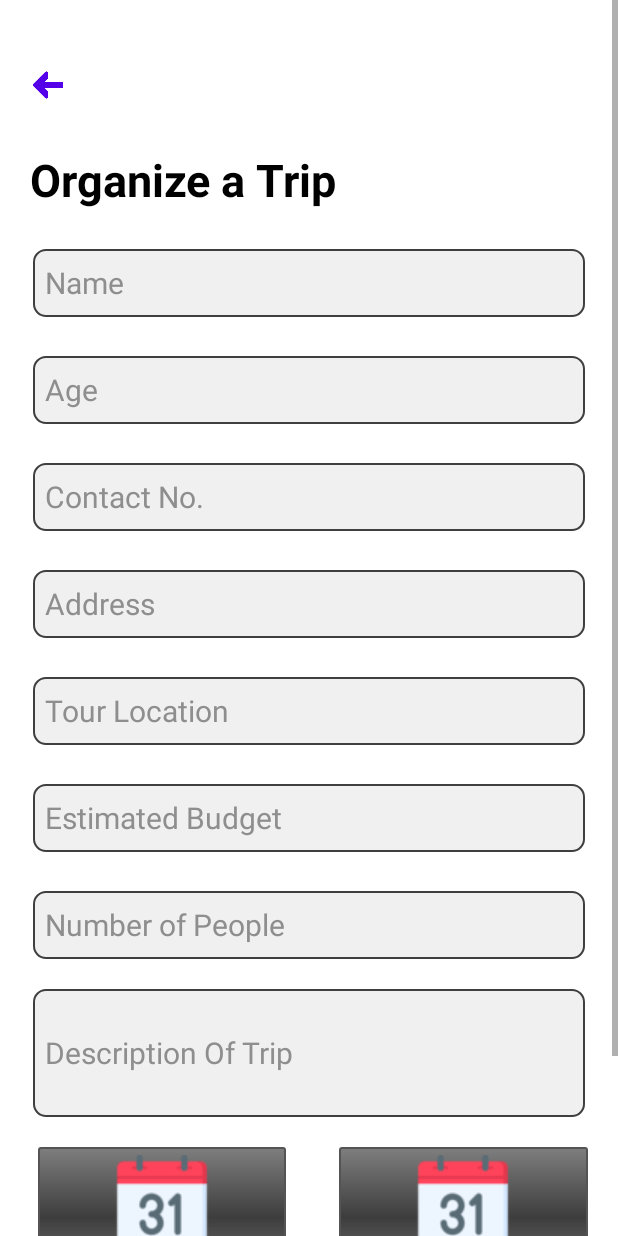
After one commit to sksinha2410/ExploreEase, an Android app built with Jetpack Compose: the AddTripActivity screen opened directly, with no data from a screen before it, on a phone screen of 412 x 824 dp. The commit adds this screen. Run offline under Robolectric (Android 15) with nearby library versions, the phone set to English and light mode, and no system bars; our stand-ins replace Firebase (no records; nobody signed in at launch, a user with empty details on screens opened directly), sdp/ssp sizes.

Commit message:
Trip Organize backend completed

```diff
--- /dev/null
+++ b/app/src/main/java/com/sksinha2410/exploreease/Activities/AddTripActivity.kt
@@ -0,0 +1,106 @@
+package com.sksinha2410.exploreease.Activities
+
+import android.annotation.SuppressLint
+import android.app.DatePickerDialog
+import android.os.Bundle
+import android.widget.Button
+import android.widget.EditText
+import android.widget.TextView
+import androidx.activity.enableEdgeToEdge
+import androidx.appcompat.app.AppCompatActivity
+import androidx.core.view.ViewCompat
+import androidx.core.view.WindowInsetsCompat
+import com.google.firebase.database.FirebaseDatabase
+import com.sksinha2410.exploreease.DataClass.Trips
+import com.sksinha2410.exploreease.R
+import java.text.SimpleDateFormat
+import java.util.Calendar
+import java.util.Locale
+
+class AddTripActivity : AppCompatActivity() {
+    val inputDateFormat = SimpleDateFormat("yyyy-MM-dd", Locale.getDefault())
+    private lateinit var start_date: TextView
+    private lateinit var end_date: TextView
+    private lateinit var etName: EditText
+    private lateinit var etAge: EditText
+    private lateinit var etContact: EditText
+    private lateinit var etAddress: EditText
+    private lateinit var tourLocation: EditText
+    private lateinit var budget: EditText
+    private lateinit var people: EditText
+    private lateinit var details: EditText
+    private lateinit var trip:Trips
+    private lateinit var button: Button
+    val dRef = FirebaseDatabase.getInstance().getReference("Trips")
+    @SuppressLint("MissingInflatedId")
+    override fun onCreate(savedInstanceState: Bundle?) {
+        super.onCreate(savedInstanceState)
+        setContentView(R.layout.activity_add_trip)
+        trip = Trips()
+        start_date = findViewById(R.id.startdate)
+        end_date = findViewById(R.id.enddate)
+        etName = findViewById(R.id.etName)
+        etAge = findViewById(R.id.etAge)
+        details = findViewById(R.id.description)
+        etContact = findViewById(R.id.etContact)
+        etAddress = findViewById(R.id.etAddress)
+        tourLocation = findViewById(R.id.tourLocation)
+        budget = findViewById(R.id.budget)
+        people = findViewById(R.id.people)
+        button = findViewById(R.id.btnRegister)
+        start_date.setOnClickListener{
+            showDatePickerDialog("start")
+        }
+        end_date.setOnClickListener{
+            showDatePickerDialog("end")
+        }
+        button.setOnClickListener {
+            trip.name = etName.text.toString()
+            trip.age = etAge.text.toString()
+            trip.contact = etContact.text.toString()
+            trip.address = etAddress.text.toString()
+            trip.tour_location = tourLocation.text.toString()
+            trip.budget = budget.text.toString()
+            trip.people = people.text.toString()
+            trip.from = start_date.text.toString()
+            trip.to = end_date.text.toString()
+            trip.details = details.text.toString()
+
+            val calendar = Calendar.getInstance().timeInMillis.toString()
+            trip.tripId = calendar
+            dRef.child(calendar).setValue(trip)
+            finish()
+        }
+
+
+
+
+
+    }
+
+    private fun showDatePickerDialog(str:String) {
+        val currentDate = Calendar.getInstance()
+        val year = currentDate.get(Calendar.YEAR)
+        val month = currentDate.get(Calendar.MONTH)
+        val day = currentDate.get(Calendar.DAY_OF_MONTH)
+
+        val datePickerDialog = DatePickerDialog(
+            this,
+            { _, selectedYear, selectedMonth, selectedDay ->
+                val selectedDate = Calendar.getInstance()
+                selectedDate.set(selectedYear, selectedMonth, selectedDay)
+                if(str == "start"){
+                    start_date.text = getDateString(selectedDate)}else{
+                    end_date.text = getDateString(selectedDate)
+                    }
+            },
+            year,
+            month,
+            day
+        )
+        datePickerDialog.show()
+    }
+
+    private fun getDateString(calendar: Calendar): String {
+        return inputDateFormat.format(calendar.time)
+    }}
--- a/app/src/main/java/com/sksinha2410/exploreease/Adapter/TripsAdapter.kt
+++ b/app/src/main/java/com/sksinha2410/exploreease/Adapter/TripsAdapter.kt
@@ -71,6 +71,7 @@ class TripsAdapter (options: FirebaseRecyclerOptions<Trips?>) :
         var location:TextView
         var amount:TextView
         var description:TextView
+        var cardView:CardView
 
         init {
             date =innerView.findViewById(R.id.date)
@@ -78,6 +79,7 @@ class TripsAdapter (options: FirebaseRecyclerOptions<Trips?>) :
             location=innerView.findViewById(R.id.location)
             amount =innerView.findViewById(R.id.amount)
             description =innerView.findViewById(R.id.description)
+            cardView =innerView.findViewById(R.id.cardView)
         }
     }
 }
--- a/app/src/main/java/com/sksinha2410/exploreease/Fragment/ChatBot_Fragment.kt
+++ b/app/src/main/java/com/sksinha2410/exploreease/Fragment/ChatBot_Fragment.kt
@@ -1,19 +1,44 @@
 package com.sksinha2410.exploreease.Fragment
 
+import android.content.Intent
 import android.os.Bundle
 import androidx.fragment.app.Fragment
 import android.view.LayoutInflater
 import android.view.View
 import android.view.ViewGroup
+import android.widget.Button
+import androidx.recyclerview.widget.RecyclerView
+import com.firebase.ui.database.FirebaseRecyclerOptions
+import com.google.firebase.database.FirebaseDatabase
+import com.ingray.samagam.Adapters.TripsAdapter
+import com.sksinha2410.exploreease.Activities.AddTripActivity
+import com.sksinha2410.exploreease.DataClass.Trips
 import com.sksinha2410.exploreease.R
 
 class ChatBot_Fragment : Fragment() {
+    private lateinit var recTrip: RecyclerView
+    private lateinit var ppAdapter: TripsAdapter
+    var deRef = FirebaseDatabase.getInstance().getReference("Trips")
     override fun onCreateView(
         inflater: LayoutInflater, container: ViewGroup?,
         savedInstanceState: Bundle?
     ): View? {
         // Inflate the layout for this fragment
-        return inflater.inflate(R.layout.fragment_chat_bot_, container, false)
+        val view:View =  inflater.inflate(R.layout.fragment_chat_bot_, container, false)
+        val addTrip :Button = view.findViewById(R.id.btnAddTrip)
+
+        addTrip.setOnClickListener{
+            val intent: Intent = Intent(activity, AddTripActivity::class.java)
+            startActivity(intent)
+        }
+
+        recTrip.itemAnimator = null
+        val options: FirebaseRecyclerOptions<Trips?> = FirebaseRecyclerOptions.Builder<Trips>().
+        setQuery(deRef, Trips::class.java).build()
+        ppAdapter = TripsAdapter(options)
+        recTrip.adapter = ppAdapter
+        ppAdapter.startListening()
+        return view
     }
 
 }
--- /dev/null
+++ b/app/src/main/res/drawable/calendar_drawable.xml
@@ -0,0 +1,17 @@
+<?xml version="1.0" encoding="utf-8"?>
+<shape xmlns:android="http://schemas.android.com/apk/res/android"
+    android:shape="rectangle">
+    <corners android:radius="@dimen/_1sdp"/>
+    <gradient
+        android:angle="90"
+        android:centerColor="#3E3D3D"
+        android:centerX="50%"
+        android:centerY="50%"
+        android:endColor="#8A121111"
+        android:startColor="#8A121111"
+        />
+    <stroke android:width="1dp"
+        android:color="#555353" />
+
+
+</shape>
--- /dev/null
+++ b/app/src/main/res/layout/activity_add_trip.xml
@@ -0,0 +1,213 @@
+<?xml version="1.0" encoding="utf-8"?>
+<LinearLayout xmlns:android="http://schemas.android.com/apk/res/android"
+    xmlns:app="http://schemas.android.com/apk/res-auto"
+    xmlns:tools="http://schemas.android.com/tools"
+    android:id="@+id/main"
+    android:layout_width="match_parent"
+    android:layout_height="match_parent"
+    tools:context=".Activities.SignUp_Activity"
+    android:background="@color/white"
+    android:orientation="vertical">
+    <ScrollView
+        android:layout_width="match_parent"
+        android:layout_height="match_parent">
+        <LinearLayout
+            android:layout_width="match_parent"
+            android:layout_height="wrap_content"
+            android:orientation="vertical">
+            <ImageView
+                android:id="@+id/ivBack"
+                android:layout_width="33dp"
+                android:layout_height="33dp"
+                android:layout_marginStart="15dp"
+                android:layout_marginTop="40dp"
+                android:src="@drawable/back_btn"
+                app:tint="#5400E8" />
+            <TextView
+                android:layout_width="wrap_content"
+                android:layout_height="wrap_content"
+                android:text="Organize a Trip"
+                android:textStyle="bold"
+                android:textSize="30sp"
+                android:layout_marginTop="26dp"
+                android:layout_marginStart="20dp"
+                android:textColor="@color/black"/>
+
+            <EditText
+                android:id="@+id/etName"
+                android:layout_width="match_parent"
+                android:layout_height="45dp"
+                android:autofillHints="Number"
+                android:layout_marginHorizontal="22dp"
+                android:background="@drawable/sign_corner"
+                android:paddingHorizontal="8dp"
+                android:layout_marginTop="26dp"
+                android:textColor="#414141"
+                android:textColorHint="#8E8E8E"
+                android:textSize="20sp"
+                android:hint="Name"
+                android:inputType="text" />
+            <EditText
+                android:id="@+id/etAge"
+                android:layout_width="match_parent"
+                android:layout_height="45dp"
+                android:autofillHints="Number"
+                android:layout_marginHorizontal="22dp"
+                android:background="@drawable/sign_corner"
+                android:paddingHorizontal="8dp"
+                android:layout_marginTop="26dp"
+                android:textColor="#414141"
+                android:textColorHint="#8E8E8E"
+                android:textSize="20sp"
+                android:hint="Age"
+                android:inputType="number" />
+
+            <EditText
+                android:id="@+id/etContact"
+                android:layout_width="match_parent"
+                android:layout_height="45dp"
+                android:autofillHints="Number"
+                android:layout_marginHorizontal="22dp"
+                android:background="@drawable/sign_corner"
+                android:paddingHorizontal="8dp"
+                android:layout_marginTop="26dp"
+                android:textColor="#414141"
+                android:textColorHint="#8E8E8E"
+                android:textSize="20sp"
+                android:hint="Contact No."
+                android:inputType="number" />
+            <EditText
+                android:id="@+id/etAddress"
+                android:layout_width="match_parent"
+                android:layout_height="45dp"
+                android:autofillHints="Address"
+                android:layout_marginHorizontal="22dp"
+                android:background="@drawable/sign_corner"
+                android:paddingHorizontal="8dp"
+                android:layout_marginTop="26dp"
+                android:textColor="#414141"
+                android:textColorHint="#8E8E8E"
+                android:textSize="20sp"
+                android:hint="Address"
+                android:inputType="textPostalAddress" />
+
+            <EditText
+                android:id="@+id/tourLocation"
+                android:layout_width="match_parent"
+                android:layout_height="45dp"
+                android:autofillHints="Pin Code"
+                android:layout_marginHorizontal="22dp"
+                android:background="@drawable/sign_corner"
+                android:paddingHorizontal="8dp"
+                android:layout_marginTop="26dp"
+                android:textColor="#414141"
+                android:textColorHint="#8E8E8E"
+                android:textSize="20sp"
+                android:hint="Tour Location"
+                android:inputType="number" />
+            <EditText
+                android:id="@+id/budget"
+                android:layout_width="match_parent"
+                android:layout_height="45dp"
+                android:autofillHints="Pin Code"
+                android:layout_marginHorizontal="22dp"
+                android:background="@drawable/sign_corner"
+                android:paddingHorizontal="8dp"
+                android:layout_marginTop="26dp"
+                android:textColor="#414141"
+                android:textColorHint="#8E8E8E"
+                android:textSize="20sp"
+                android:hint="Estimated Budget"
+                android:inputType="number" />
+            <EditText
+                android:id="@+id/people"
+                android:layout_width="match_parent"
+                android:layout_height="45dp"
+                android:autofillHints="Pin Code"
+                android:layout_marginHorizontal="22dp"
+                android:background="@drawable/sign_corner"
+                android:paddingHorizontal="8dp"
+                android:layout_marginTop="26dp"
+                android:textColor="#414141"
+                android:textColorHint="#8E8E8E"
+                android:textSize="20sp"
+                android:hint="Number of People"
+                android:inputType="number" />
+            <EditText
+                android:id="@+id/etDescription"
+                android:layout_width="match_parent"
+                android:layout_height="85dp"
+                android:background="@drawable/sign_corner"
+                android:paddingHorizontal="8dp"
+                android:layout_marginHorizontal="22dp"
+                android:layout_marginTop="20dp"
+                android:inputType="textImeMultiLine"
+                android:textColor="#414141"
+                android:textSize="20sp"
+                android:hint="Description Of Trip"
+                android:singleLine="false"
+                android:textColorHint="#8E8E8E"
+                android:autofillHints="Description" />
+            <LinearLayout
+                android:layout_width="match_parent"
+                android:layout_height="wrap_content"
+                android:layout_marginTop="@dimen/_20sdp"
+                android:layout_marginEnd="@dimen/_10sdp"
+                android:orientation="horizontal">
+                <TextView
+                    android:id="@+id/startdate"
+                    android:layout_width="wrap_content"
+                    android:layout_height="wrap_content"
+                    android:layout_marginHorizontal="@dimen/_10sdp"
+                    android:layout_marginStart="@dimen/_25ssp"
+                    android:layout_marginEnd="@dimen/_10sdp"
+                    android:layout_weight="1"
+                    android:background="@drawable/calendar_drawable"
+                    android:drawableTop="@drawable/calendar"
+                    android:hint="Start Date"
+                    android:paddingHorizontal="@dimen/_15sdp"
+                    android:paddingVertical="@dimen/_5sdp"
+                    android:textAlignment="center"
+                    android:textColorHint="#555353"
+                    android:textStyle="bold" />
+
+                <TextView
+                    android:id="@+id/enddate"
+                    android:layout_width="wrap_content"
+                    android:layout_height="wrap_content"
+                    android:layout_marginHorizontal="@dimen/_10sdp"
+                    android:layout_marginStart="@dimen/_25ssp"
+                    android:layout_marginEnd="@dimen/_10sdp"
+                    android:layout_weight="1"
+                    android:background="@drawable/calendar_drawable"
+                    android:drawableTop="@drawable/calendar"
+                    android:hint="end Date"
+                    android:paddingHorizontal="@dimen/_15sdp"
+                    android:paddingVertical="@dimen/_5sdp"
+                    android:textAlignment="center"
+                    android:textColorHint="#555353"
+                    android:textStyle="bold" />
+
+
+
+            </LinearLayout>
+
+
+
+            <Button
+                android:id="@+id/btnRegister"
+                android:layout_width="match_parent"
+                android:layout_height="45dp"
+                android:layout_marginHorizontal="22dp"
+                android:text="Organize"
+                android:layout_marginBottom="40dp"
+                android:textStyle="bold"
+                android:textSize="20sp"
+                android:background="@drawable/sign_btn"
+                android:layout_marginTop="20dp"
+                android:textColor="@color/white"/>
+
+
+        </LinearLayout>
+    </ScrollView>
+</LinearLayout>
--- a/app/src/main/res/layout/fragment_chat_bot_.xml
+++ b/app/src/main/res/layout/fragment_chat_bot_.xml
@@ -17,4 +17,14 @@
         android:layout_height="wrap_content"
         app:layoutManager="androidx.recyclerview.widget.LinearLayoutManager"/>
 
+    <com.google.android.material.floatingactionbutton.FloatingActionButton
+        android:id="@+id/btnAddTrip"
+        android:layout_width="wrap_content"
+        android:layout_height="wrap_content"
+        android:layout_gravity="bottom|end"
+        android:layout_margin="16dp"
+        android:clickable="true"
+        android:src="@drawable/upload_id" />
+
+
 </FrameLayout>
--- a/app/src/main/res/layout/group_trip_item.xml
+++ b/app/src/main/res/layout/group_trip_item.xml
@@ -6,6 +6,7 @@
     android:layout_height="match_parent"
     android:orientation="vertical">
     <androidx.cardview.widget.CardView
+        android:id="@+id/cardView"
         android:layout_width="match_parent"
         android:layout_height="170dp"
         app:cardElevation="5dp"
```
Also changed, not shown: app/src/main/AndroidManifest.xml (+5 -2 lines), app/src/main/res/drawable/calendar.png (added).
